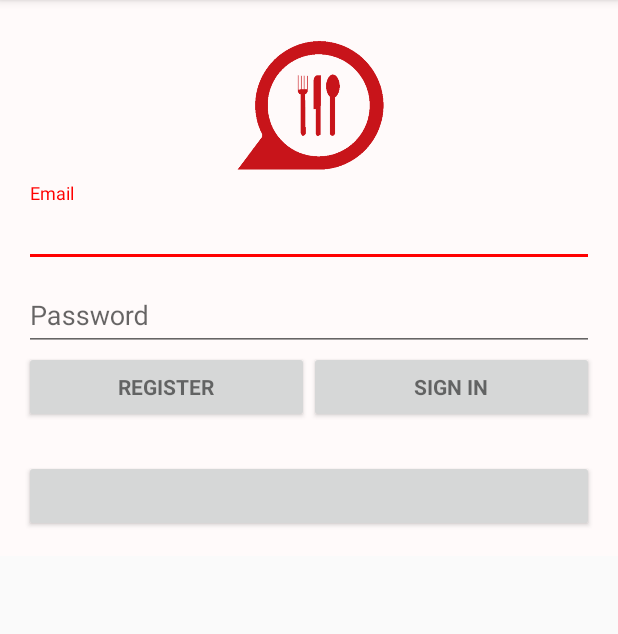
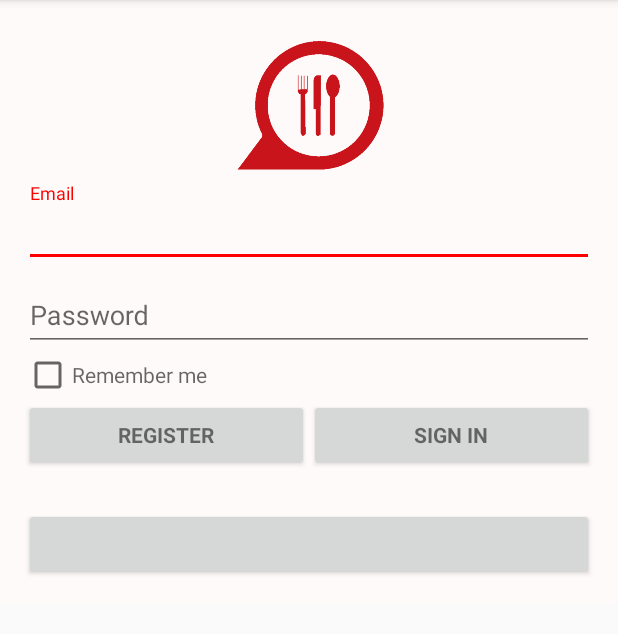
Before and after one commit to motakill/ShareAndSearchFood, an Android app: the screen it shows after launch (LoginActivity), on a phone screen of 412 x 824 dp, the part 84-718 px from its top. Run offline under Robolectric (Android 15) with nearby library versions, the phone set to English and light mode, and no system bars; libraries missing offline, so code that uses them is left out: com.facebook, com.facebook.login; plain views replace LoginButton; 5 statements that could not run were skipped.

Commit message:
login page done :) remember me

```diff
--- a/app/src/main/res/layout/activity_login.xml
+++ b/app/src/main/res/layout/activity_login.xml
@@ -73,6 +73,15 @@
         </android.support.design.widget.TextInputLayout>
 
 
+        <CheckBox
+            android:id="@+id/saveLoginCheckBox"
+            android:layout_width="fill_parent"
+            android:layout_height="wrap_content"
+            android:layout_alignParentLeft="true"
+            android:layout_below="@+id/editTextPassword"
+            android:hint="Remember me"
+            android:textColor="#FFF" />
+        </LinearLayout>
         <LinearLayout
             android:id="@+id/btnLL"
             android:layout_width="match_parent"
@@ -101,6 +110,7 @@
         </LinearLayout>
 
 
+
         <TextView
             android:layout_width="wrap_content"
             android:layout_height="wrap_content"
@@ -119,6 +129,3 @@
             android:layout_weight="1" />
 
     </LinearLayout>
-
-
-</LinearLayout>
```
Also changed, not shown: app/src/main/java/com/shareandsearchfood/shareandsearchfood/LoginActivity.java (line endings or trailing spaces).
